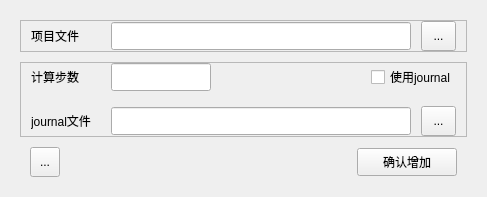
qweaxdzsc/fluent_add_on, file fluent_queue/ui_qt/ui_add_project.ui: the form before one commit.
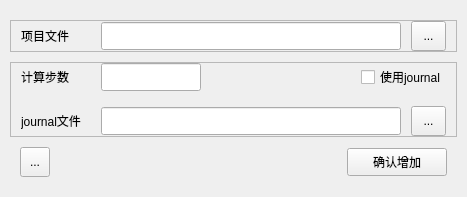
The form after the commit. Icons and pictures are not drawn.

```diff
--- a/fluent_queue/ui_qt/ui_add_project.ui
+++ b/fluent_queue/ui_qt/ui_add_project.ui
@@ -6,8 +6,8 @@
    <rect>
     <x>0</x>
     <y>0</y>
-    <width>529</width>
-    <height>208</height>
+    <width>492</width>
+    <height>203</height>
    </rect>
   </property>
   <property name="sizePolicy">
@@ -36,13 +36,13 @@
     <enum>QLayout::SetFixedSize</enum>
    </property>
    <property name="leftMargin">
-    <number>20</number>
+    <number>10</number>
    </property>
    <property name="topMargin">
     <number>20</number>
    </property>
    <property name="rightMargin">
-    <number>20</number>
+    <number>10</number>
    </property>
    <property name="bottomMargin">
     <number>20</number>
```
